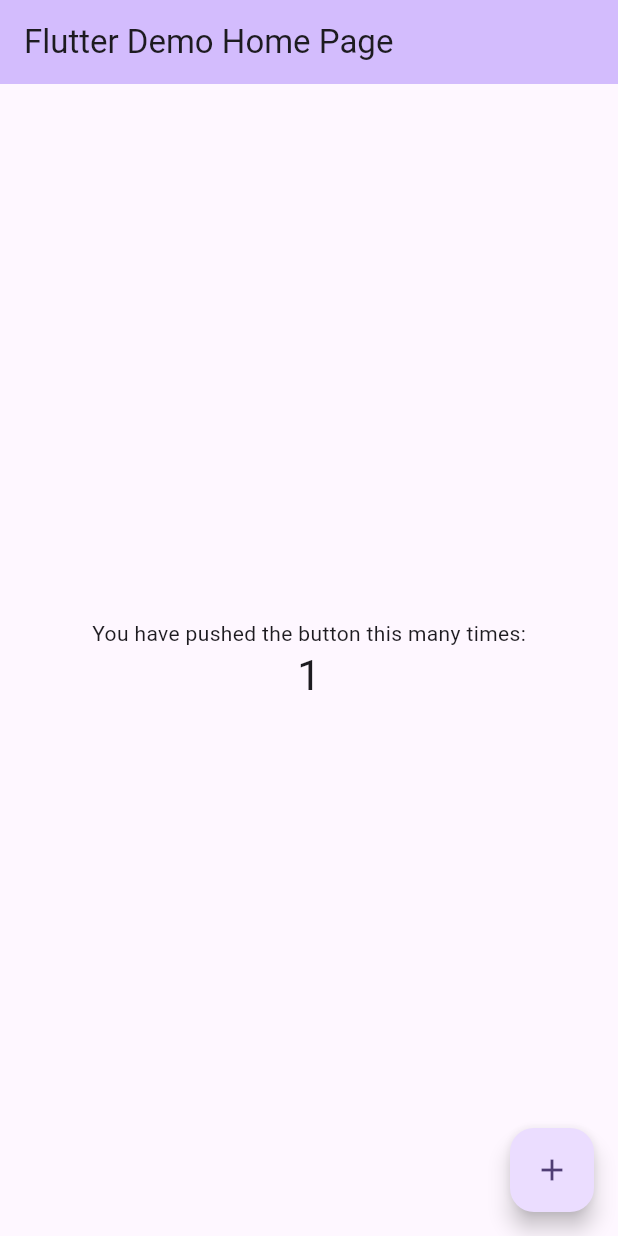
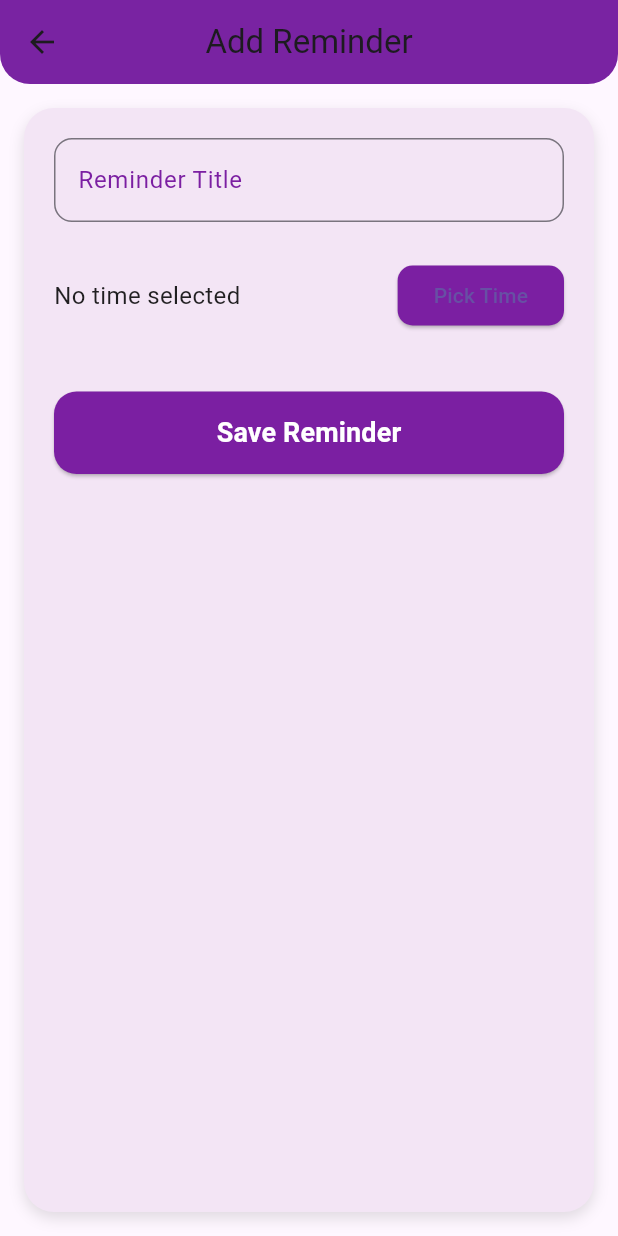
Before and after one commit to Siyab-Ahmed-Khan/smart_reminder_flutter_app, a Flutter app: the screen it shows after launch, after a tap on the "add" icon, on a phone screen of 412 x 824 dp. Run offline on Flutter 3.47's test engine with Material 3 defaults, Android fonts, the phone set to English and light mode, and no system bars; our stand-ins replace flutter_local_notifications, timezone.

Commit message:
Final commit: Fully working Smart Reminder App with notifications, time picker, and project structure

```diff
--- a/lib/main.dart
+++ b/lib/main.dart
@@ -1,122 +1,23 @@
 import 'package:flutter/material.dart';
+import 'screens/home_screen.dart';
+import 'services/notification_service.dart';
 
-void main() {
-  runApp(const MyApp());
+void main() async {
+  WidgetsFlutterBinding.ensureInitialized();
+  await NotificationService().initNotification();
+  runApp(const SmartReminderApp());
 }
 
-class MyApp extends StatelessWidget {
-  const MyApp({super.key});
+class SmartReminderApp extends StatelessWidget {
+  const SmartReminderApp({super.key});
 
-  // This widget is the root of your application.
   @override
   Widget build(BuildContext context) {
     return MaterialApp(
-      title: 'Flutter Demo',
-      theme: ThemeData(
-        // This is the theme of your application.
-        //
-        // TRY THIS: Try running your application with "flutter run". You'll see
-        // the application has a purple toolbar. Then, without quitting the app,
-        // try changing the seedColor in the colorScheme below to Colors.green
-        // and then invoke "hot reload" (save your changes or press the "hot
-        // reload" button in a Flutter-supported IDE, or press "r" if you used
-        // the command line to start the app).
-        //
-        // Notice that the counter didn't reset back to zero; the application
-        // state is not lost during the reload. To reset the state, use hot
-        // restart instead.
-        //
-        // This works for code too, not just values: Most code changes can be
-        // tested with just a hot reload.
-        colorScheme: ColorScheme.fromSeed(seedColor: Colors.deepPurple),
-      ),
-      home: const MyHomePage(title: 'Flutter Demo Home Page'),
+      title: 'Smart Reminder App',
+      theme: ThemeData(primarySwatch: Colors.blue),
+      home: const HomeScreen(),
+      debugShowCheckedModeBanner: false,
     );
   }
 }
-
-class MyHomePage extends StatefulWidget {
-  const MyHomePage({super.key, required this.title});
-
-  // This widget is the home page of your application. It is stateful, meaning
-  // that it has a State object (defined below) that contains fields that affect
-  // how it looks.
-
-  // This class is the configuration for the state. It holds the values (in this
-  // case the title) provided by the parent (in this case the App widget) and
-  // used by the build method of the State. Fields in a Widget subclass are
-  // always marked "final".
-
-  final String title;
-
-  @override
-  State<MyHomePage> createState() => _MyHomePageState();
-}
-
-class _MyHomePageState extends State<MyHomePage> {
-  int _counter = 0;
-
-  void _incrementCounter() {
-    setState(() {
-      // This call to setState tells the Flutter framework that something has
-      // changed in this State, which causes it to rerun the build method below
-      // so that the display can reflect the updated values. If we changed
-      // _counter without calling setState(), then the build method would not be
-      // called again, and so nothing would appear to happen.
-      _counter++;
-    });
-  }
-
-  @override
-  Widget build(BuildContext context) {
-    // This method is rerun every time setState is called, for instance as done
-    // by the _incrementCounter method above.
-    //
-    // The Flutter framework has been optimized to make rerunning build methods
-    // fast, so that you can just rebuild anything that needs updating rather
-    // than having to individually change instances of widgets.
-    return Scaffold(
-      appBar: AppBar(
-        // TRY THIS: Try changing the color here to a specific color (to
-        // Colors.amber, perhaps?) and trigger a hot reload to see the AppBar
-        // change color while the other colors stay the same.
-        backgroundColor: Theme.of(context).colorScheme.inversePrimary,
-        // Here we take the value from the MyHomePage object that was created by
-        // the App.build method, and use it to set our appbar title.
-        title: Text(widget.title),
-      ),
-      body: Center(
-        // Center is a layout widget. It takes a single child and positions it
-        // in the middle of the parent.
-        child: Column(
-          // Column is also a layout widget. It takes a list of children and
-          // arranges them vertically. By default, it sizes itself to fit its
-          // children horizontally, and tries to be as tall as its parent.
-          //
-          // Column has various properties to control how it sizes itself and
-          // how it positions its children. Here we use mainAxisAlignment to
-          // center the children vertically; the main axis here is the vertical
-          // axis because Columns are vertical (the cross axis would be
-          // horizontal).
-          //
-          // TRY THIS: Invoke "debug painting" (choose the "Toggle Debug Paint"
-          // action in the IDE, or press "p" in the console), to see the
-          // wireframe for each widget.
-          mainAxisAlignment: MainAxisAlignment.center,
-          children: <Widget>[
-            const Text('You have pushed the button this many times:'),
-            Text(
-              '$_counter',
-              style: Theme.of(context).textTheme.headlineMedium,
-            ),
-          ],
-        ),
-      ),
-      floatingActionButton: FloatingActionButton(
-        onPressed: _incrementCounter,
-        tooltip: 'Increment',
-        child: const Icon(Icons.add),
-      ), // This trailing comma makes auto-formatting nicer for build methods.
-    );
-  }
-}
--- /dev/null
+++ b/lib/models/reminder_model.dart
@@ -0,0 +1,11 @@
+class Reminder {
+  final int id;
+  final String title;
+  final DateTime time;
+
+  Reminder({
+    required this.id,
+    required this.title,
+    required this.time,
+  });
+}
--- /dev/null
+++ b/lib/screens/add_reminder_screen.dart
@@ -0,0 +1,155 @@
+import 'package:flutter/material.dart';
+import '../models/reminder_model.dart';
+
+class AddReminderScreen extends StatefulWidget {
+  const AddReminderScreen({super.key});
+
+  @override
+  State<AddReminderScreen> createState() => _AddReminderScreenState();
+}
+
+class _AddReminderScreenState extends State<AddReminderScreen> {
+  final _titleController = TextEditingController();
+  TimeOfDay? _selectedTime;
+
+  void _pickTime() async {
+    final time = await showTimePicker(
+      context: context,
+      initialTime: TimeOfDay.now(),
+      builder: (context, child) {
+        // Apply custom color theme to the time picker
+        return Theme(
+          data: ThemeData(
+            colorScheme: const ColorScheme.light(
+              primary: Color(0xFF7B1FA2), // header background
+              onPrimary: Colors.white,    // header text
+              onSurface: Colors.black87,  // body text
+            ),
+            textButtonTheme: TextButtonThemeData(
+              style: TextButton.styleFrom(
+                foregroundColor: Color(0xFF7B1FA2), // buttons
+              ),
+            ),
+          ),
+          child: child!,
+        );
+      },
+    );
+    if (time != null) setState(() => _selectedTime = time);
+  }
+
+  void _saveReminder() {
+    if (_titleController.text.isEmpty || _selectedTime == null) {
+      ScaffoldMessenger.of(context).showSnackBar(
+        const SnackBar(content: Text("Please enter title and time")),
+      );
+      return;
+    }
+
+    final now = DateTime.now();
+    final selectedDateTime = DateTime(
+      now.year,
+      now.month,
+      now.day,
+      _selectedTime!.hour,
+      _selectedTime!.minute,
+    );
+
+    final reminder = Reminder(
+      id: DateTime.now().millisecondsSinceEpoch,
+      title: _titleController.text,
+      time: selectedDateTime,
+    );
+
+    Navigator.pop(context, reminder);
+  }
+
+  @override
+  Widget build(BuildContext context) {
+    return Scaffold(
+      appBar: AppBar(
+        title: const Text("Add Reminder"),
+        centerTitle: true,
+        backgroundColor: const Color(0xFF7B1FA2),
+        elevation: 4,
+        shape: const RoundedRectangleBorder(
+          borderRadius: BorderRadius.vertical(bottom: Radius.circular(20)),
+        ),
+      ),
+      body: Padding(
+        padding: const EdgeInsets.all(16),
+        child: Container(
+          padding: const EdgeInsets.all(20),
+          decoration: BoxDecoration(
+            color: Colors.purple.shade50,
+            borderRadius: BorderRadius.circular(20),
+            boxShadow: [
+              BoxShadow(
+                color: Colors.black12,
+                blurRadius: 8,
+                offset: const Offset(0, 4),
+              ),
+            ],
+          ),
+          child: Column(
+            children: [
+              TextField(
+                controller: _titleController,
+                decoration: InputDecoration(
+                  labelText: "Reminder Title",
+                  labelStyle: const TextStyle(color: Color(0xFF7B1FA2)),
+                  border: OutlineInputBorder(
+                    borderRadius: BorderRadius.circular(12),
+                  ),
+                  focusedBorder: OutlineInputBorder(
+                    borderRadius: BorderRadius.circular(12),
+                    borderSide: const BorderSide(color: Color(0xFF7B1FA2), width: 2),
+                  ),
+                ),
+              ),
+              const SizedBox(height: 25),
+              Row(
+                children: [
+                  Expanded(
+                    child: Text(
+                      _selectedTime == null
+                          ? "No time selected"
+                          : "Time: ${_selectedTime!.format(context)}",
+                      style: const TextStyle(fontSize: 16, color: Colors.black87),
+                    ),
+                  ),
+                  ElevatedButton(
+                    onPressed: _pickTime,
+                    style: ElevatedButton.styleFrom(
+                      backgroundColor: const Color(0xFF7B1FA2),
+                      shape: RoundedRectangleBorder(
+                        borderRadius: BorderRadius.circular(10),
+                      ),
+                    ),
+                    child: const Text("Pick Time"),
+                  ),
+                ],
+              ),
+              const SizedBox(height: 40),
+              ElevatedButton(
+                onPressed: _saveReminder,
+                style: ElevatedButton.styleFrom(
+                  minimumSize: const Size(double.infinity, 55),
+                  shape: RoundedRectangleBorder(
+                    borderRadius: BorderRadius.circular(15),
+                  ),
+                  padding: const EdgeInsets.symmetric(vertical: 12),
+                  backgroundColor: const Color(0xFF7B1FA2),
+                ),
+                child: const Text(
+                  "Save Reminder",
+                  style: TextStyle(fontSize: 18, fontWeight: FontWeight.bold, color: Colors.white),
+                ),
+              ),
+            ],
+          ),
+        ),
+      ),
+    );
+  }
+}
--- /dev/null
+++ b/lib/screens/home_screen.dart
@@ -0,0 +1,113 @@
+import 'package:flutter/material.dart';
+import 'add_reminder_screen.dart';
+import '../models/reminder_model.dart';
+import '../services/notification_service.dart';
+import '../utils/time_helper.dart';
+
+class HomeScreen extends StatefulWidget {
+  const HomeScreen({super.key});
+
+  @override
+  State<HomeScreen> createState() => _HomeScreenState();
+}
+
+class _HomeScreenState extends State<HomeScreen> {
+  final List<Reminder> reminders = [];
+
+  @override
+  Widget build(BuildContext context) {
+    return Scaffold(
+      appBar: AppBar(
+        title: const Text("Smart Reminder App"),
+        centerTitle: true,
+        backgroundColor: Colors.deepPurple,
+        elevation: 4,
+        shape: const RoundedRectangleBorder(
+          borderRadius: BorderRadius.vertical(bottom: Radius.circular(20)),
+        ),
+      ),
+      body: reminders.isEmpty
+          ? Center(
+        child: Column(
+          mainAxisAlignment: MainAxisAlignment.center,
+          children: const [
+            Icon(Icons.notifications_off, size: 80, color: Colors.grey),
+            SizedBox(height: 20),
+            Text(
+              "No reminders yet.\nTap + to add one.",
+              textAlign: TextAlign.center,
+              style: TextStyle(fontSize: 18, color: Colors.grey),
+            ),
+          ],
+        ),
+      )
+          : ListView.builder(
+        padding: const EdgeInsets.all(8),
+        itemCount: reminders.length,
+        itemBuilder: (context, index) {
+          final reminder = reminders[index];
+          final remaining = TimeHelper.remainingTime(reminder.time);
+
+          return Card(
+            margin: const EdgeInsets.symmetric(vertical: 6, horizontal: 4),
+            shape: RoundedRectangleBorder(
+              borderRadius: BorderRadius.circular(16),
+            ),
+            elevation: 5,
+            child: Container(
+              decoration: BoxDecoration(
+                gradient: LinearGradient(
+                  colors: [Colors.deepPurple.shade200, Colors.deepPurple.shade50],
+                  begin: Alignment.topLeft,
+                  end: Alignment.bottomRight,
+                ),
+                borderRadius: BorderRadius.circular(16),
+              ),
+              child: ListTile(
+                contentPadding: const EdgeInsets.symmetric(vertical: 8, horizontal: 16),
+                title: Text(
+                  reminder.title,
+                  style: const TextStyle(
+                      fontSize: 18, fontWeight: FontWeight.bold, color: Colors.black87),
+                ),
+                subtitle: Padding(
+                  padding: const EdgeInsets.only(top: 6),
+                  child: Text(
+                    "Reminds at: ${reminder.time.hour.toString().padLeft(2, '0')}:${reminder.time.minute.toString().padLeft(2, '0')} | $remaining left",
+                    style: const TextStyle(fontSize: 14, color: Colors.black54),
+                  ),
+                ),
+                trailing: IconButton(
+                  icon: const Icon(Icons.delete, color: Colors.redAccent),
+                  onPressed: () {
+                    setState(() {
+                      reminders.removeAt(index);
+                    });
+                  },
+                ),
+              ),
+            ),
+          );
+        },
+      ),
+      floatingActionButton: FloatingActionButton(
+        onPressed: () async {
+          final newReminder = await Navigator.push(
+            context,
+            MaterialPageRoute(builder: (context) => const AddReminderScreen()),
+          );
+          if (newReminder != null && newReminder is Reminder) {
+            setState(() {
+              reminders.add(newReminder);
+            });
+
+            // Schedule notification
+            NotificationService().scheduleNotification(newReminder);
+          }
+        },
+        backgroundColor: Colors.deepPurple,
+        child: const Icon(Icons.add, size: 28),
+      ),
+    );
+  }
+}
--- /dev/null
+++ b/lib/services/notification_service.dart
@@ -0,0 +1,52 @@
+import 'package:flutter_local_notifications/flutter_local_notifications.dart';
+import 'package:timezone/data/latest_all.dart' as tz;
+import 'package:timezone/timezone.dart' as tz;
+import '../models/reminder_model.dart';
+
+class NotificationService {
+  static final NotificationService _instance = NotificationService._internal();
+  factory NotificationService() => _instance;
+  NotificationService._internal();
+
+  final FlutterLocalNotificationsPlugin flutterLocalNotificationsPlugin =
+  FlutterLocalNotificationsPlugin();
+
+  Future<void> initNotification() async {
+    const AndroidInitializationSettings androidSettings =
+    AndroidInitializationSettings('@mipmap/ic_launcher');
+
+    const InitializationSettings initSettings =
+    InitializationSettings(android: androidSettings);
+
+    await flutterLocalNotificationsPlugin.initialize(initSettings);
+
+    // Initialize timezone support
+    tz.initializeTimeZones();
+    tz.setLocalLocation(tz.getLocation('Asia/Karachi')); // Change timezone if needed
+  }
+
+  Future<void> scheduleNotification(Reminder reminder) async {
+    final scheduledDate = tz.TZDateTime.from(reminder.time, tz.local);
+
+    if (scheduledDate.isBefore(tz.TZDateTime.now(tz.local))) return;
+
+    await flutterLocalNotificationsPlugin.zonedSchedule(
+      reminder.id, // Use unique reminder ID
+      'Reminder Alert',
+      reminder.title,
+      scheduledDate,
+      const NotificationDetails(
+        android: AndroidNotificationDetails(
+          'reminder_channel',
+          'Reminders',
+          importance: Importance.max,
+          priority: Priority.high,
+        ),
+      ),
+      androidAllowWhileIdle: true,
+      uiLocalNotificationDateInterpretation:
+      UILocalNotificationDateInterpretation.absoluteTime,
+      matchDateTimeComponents: DateTimeComponents.time, // optional for recurring
+    );
+  }
+}
```
Also changed, not shown: lib/screens/reminder_detail_screen.dart (added, +70 -0 lines), lib/utils/time_helper.dart (added, +18 -0 lines), pubspec.yaml (+8 -79 lines), pubspec.lock, 2 other files.
